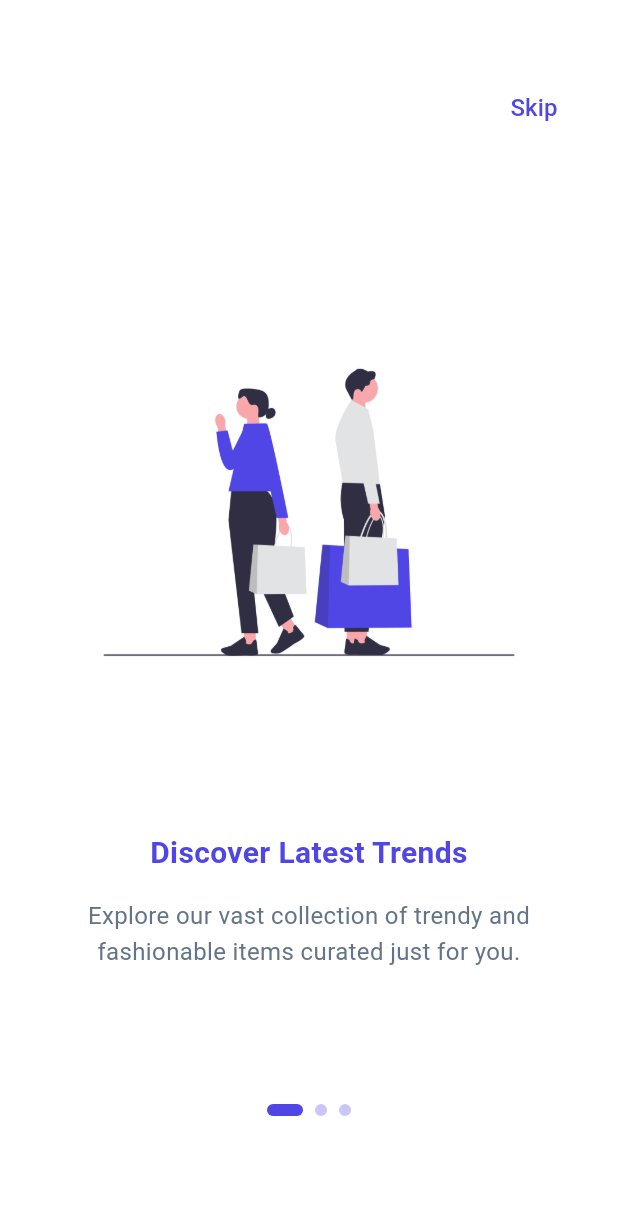
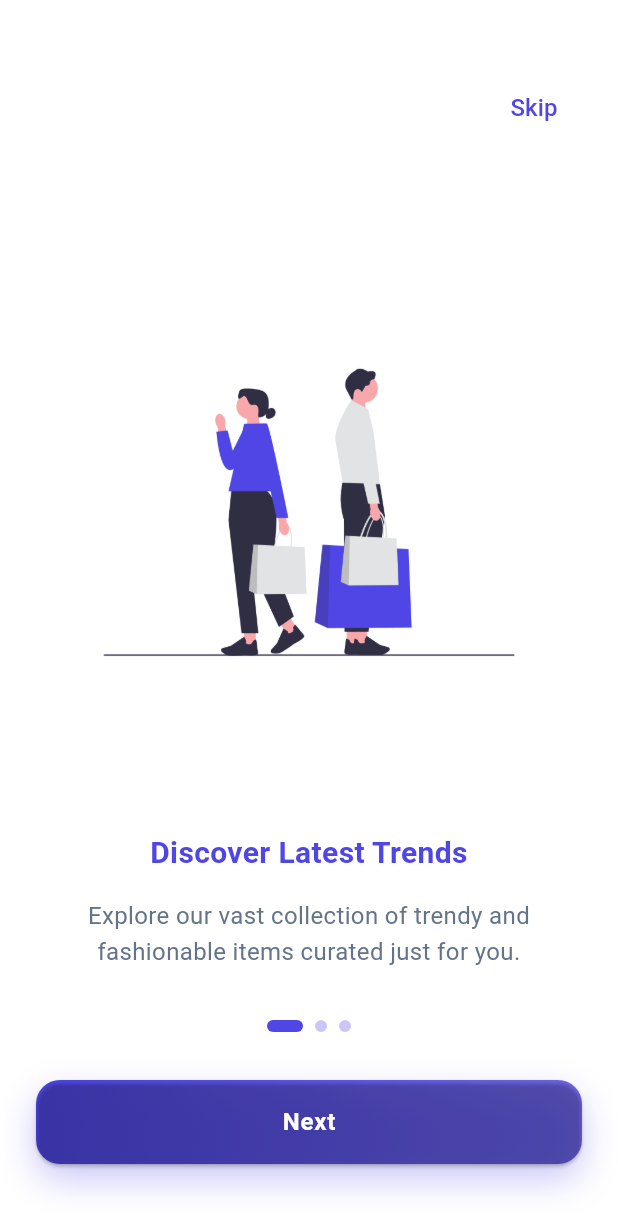
Before and after one commit to YahaniNethmini/E-Commerce-App, a Flutter app: the screen it shows after launch, on a phone screen of 412 x 824 dp. Shown: the top 1231 px of the screen. Run offline on Flutter 3.47's test engine with Material 3 defaults, Android fonts, the phone set to English and light mode, and no system bars; Roboto replaces fonts that are missing (Poppins).

Commit message:
finish on boarding screen

```diff
--- a/lib/screens/onboarding_screen.dart
+++ b/lib/screens/onboarding_screen.dart
@@ -1,5 +1,6 @@
 import 'package:e_commerce_app/screens/welcome_screen.dart';
 import 'package:e_commerce_app/theme/theme.dart';
+import 'package:e_commerce_app/widgets/gradient_button.dart';
 import 'package:flutter/material.dart';
 
 class OnboardingScreen extends StatefulWidget {
@@ -125,7 +126,42 @@ class _OnboardingScreenState extends State<OnboardingScreen> {
                                   borderRadius: BorderRadius.circular(12),
                                 ),
                               ),
-                              child: Text("Previous"),
+                              child: Text(
+                                "Previous",
+                                style: TextStyle(
+                                  color: AppTheme.primaryColor,
+                                  fontSize: 16,
+                                ),
+                              ),
+                          ),
+                      ),
+
+                    if(_currentPage > 0)
+                      const SizedBox(width: 16),
+                      Expanded(
+                          child: GradientButton(
+                            text: _currentPage == _pages.length - 1
+                                ? "Get Started"
+                                : "Next",
+                            gradient: [
+                              AppTheme.primaryColor,
+                              AppTheme.primaryColor.withOpacity(0.8),
+                            ],
+                            onPressed: (){
+                              if(_currentPage <_pages.length - 1){
+                                _pageController.nextPage(
+                                    duration: const Duration(milliseconds: 300),
+                                    curve: Curves.easeInOut,
+                                );
+                              } else {
+                                Navigator.push(
+                                    context,
+                                    MaterialPageRoute(
+                                        builder: (context) => WelcomeScreen(),
+                                    )
+                                );
+                              }
+                            },
                           ),
                       ),
                   ],
--- a/lib/widgets/gradient_button.dart
+++ b/lib/widgets/gradient_button.dart
@@ -32,11 +32,41 @@ class GradientButton extends StatelessWidget {
         borderRadius: BorderRadius.circular(16),
         boxShadow: [
           BoxShadow(
-            color: gradient.first.withOpacity(0.4),
-            blurRadius: 8,
-            offset: const Offset(4, 4),
+            color: gradient.first.withOpacity(0.3),
+            blurRadius: 20,
+            offset: const Offset(0, 10),
           ),
         ],
+      ),
+
+      child: ElevatedButton(
+          onPressed: isLoading ? null : onPressed,
+          style: ElevatedButton.styleFrom(
+            backgroundColor: Colors.transparent,
+            foregroundColor: Colors.transparent,
+            shape: RoundedRectangleBorder(
+              borderRadius: BorderRadius.circular(16),
+            ),
+            padding: EdgeInsets.zero,
+          ),
+          child: Center(
+            child: isLoading ? SizedBox(
+              height: 24,
+              width: 24,
+              child: CircularProgressIndicator(
+                color: Colors.white,
+                strokeWidth: 2,
+              ),
+            ) : Text(
+              text,
+              style: const TextStyle(
+                color: Colors.white,
+                fontSize: 16,
+                fontWeight: FontWeight.w600,
+                letterSpacing: 0.5,
+              ),
+            ),
+          )
       ),
     );
   }
```
